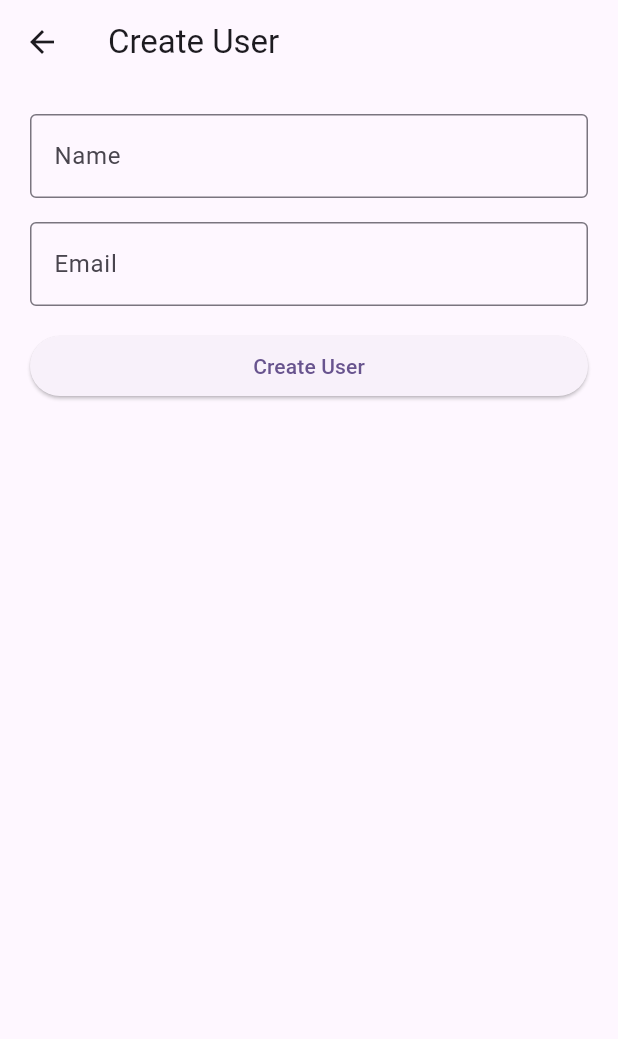
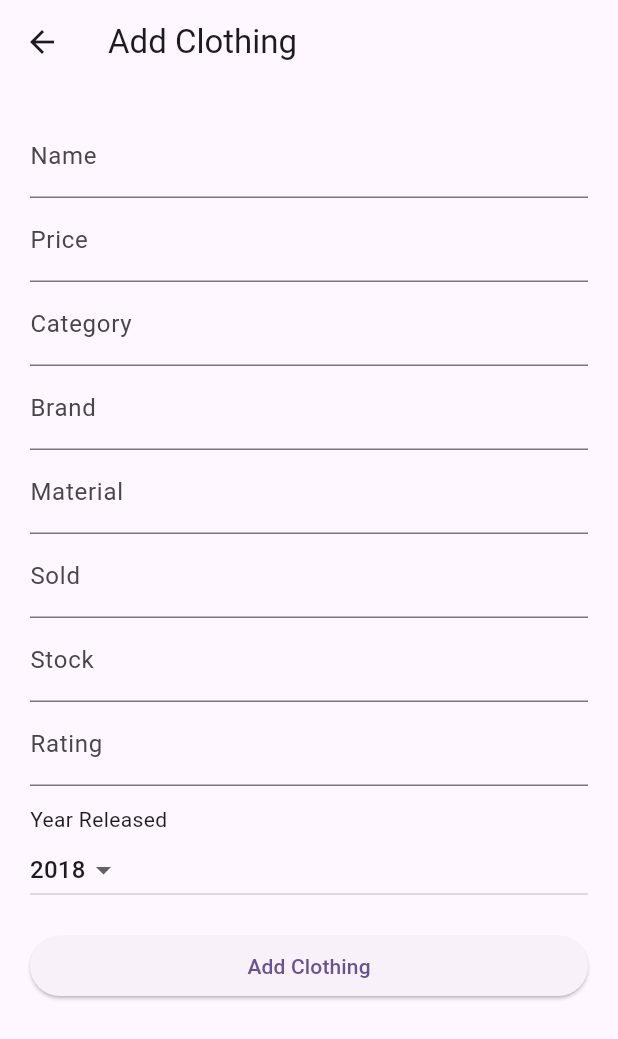
Before and after one commit to TPM-2025/T3-API-Request, a Flutter app: the CreatePage screen opened directly, on a phone screen of 412 x 824 dp. Shown: the top 1039 px of the screen. Run offline on Flutter 3.47's test engine with Material 3 defaults, Android fonts, the phone set to English and light mode, and no system bars; network calls fail.

Commit message:
fix: create

```diff
--- a/lib/pages/create_page.dart
+++ b/lib/pages/create_page.dart
@@ -11,11 +11,7 @@ class CreatePage extends StatefulWidget {
 }
 
 class _CreatePageState extends State<CreatePage> {
-  /*
-    Controller dipake buat mengelola input teks dari TextField.
-    Di sini kita bikin controller buat input name sama email.
-    Buat input gender, hasilnya cukup kita simpan ke dalam string biasa karena kita make radio button
-  */
+  // Controller dipake buat mengelola input teks dari TextField.
   final name = TextEditingController();
   final price = TextEditingController();
   final category = TextEditingController();
@@ -23,42 +19,128 @@ class _CreatePageState extends State<CreatePage> {
   final sold = TextEditingController();
   final rating = TextEditingController();
   final stock = TextEditingController();
-  final yearReleased = TextEditingController();
   final material = TextEditingController();
+  final yearList = [2018, 2019, 2020, 2021, 2022, 2023, 2024, 2025];
+  int yearReleased = 2018;
 
-  // Fungsi untuk membuat user ketika tombol "Create User" diklik
-  Future<void> _createUser(BuildContext context) async {
+  @override
+  Widget build(BuildContext context) {
+    return Scaffold(
+      appBar: AppBar(title: Text("Add Clothing")),
+      body: Padding(
+        padding: const EdgeInsets.all(20),
+        child: ListView(
+          children: [
+            // Buat input nama pakaian
+            TextField(
+              /*
+                Ngasi tau kalau ini input buat name, jadi segala hal yg kita ketikan
+                bakalan disimpan ke dalam variabel "name" yg udah kita bikin di atas
+              */
+              controller: name,
+              decoration: const InputDecoration(
+                labelText: "Name", // <- Ngasi label
+              ),
+            ),
+            _textField(price, "Price"),
+            _textField(category, "Category"),
+            _textField(brand, "Brand"),
+            _textField(material, "Material"),
+            _textField(sold, "Sold"),
+            _textField(stock, "Stock"),
+            _textField(rating, "Rating"),
+            const SizedBox(height: 12),
+            const Text("Year Released"),
+            DropdownButton(
+              value: yearReleased,
+              onChanged: (int? value) {
+                setState(() {
+                  yearReleased = value!;
+                });
+              },
+              items:
+                  yearList.map((int value) {
+                    return DropdownMenuItem(
+                      value: value,
+                      child: Text("$value"),
+                    );
+                  }).toList(),
+            ),
+            const SizedBox(height: 16),
+            // Tombol buat submit data baru
+            ElevatedButton(
+              onPressed: () {
+                // Jalankan fungsi _createClothing() ketika tombol diklik
+                _createClothing(context);
+              },
+              child: const Text("Add Clothing"),
+            ),
+          ],
+        ),
+      ),
+    );
+  }
+
+  Widget _textField(TextEditingController controller, String label) {
+    return TextField(
+      controller: controller,
+      decoration: InputDecoration(
+        labelText: label, // <- Ngasi label
+      ),
+    );
+  }
+
+  // Fungsi untuk menambah data pakaian ketika tombol "Add Clothin" diklik
+  Future<void> _createClothing(BuildContext context) async {
     try {
       /*
-        Karena kita mau membuat user, maka kita juga perlu datanya.
-        Disini kita mengambil data nama, email, & gender yang dah diisi pada form,
-        Terus datanya itu disimpan ke dalam variabel "newUser" dengan tipe data User.
+        Karena kita mau menambahkan data baru, maka kita juga perlu datanya.
+        Disini kita mengambil data-data yang dah diisi pada form,
+        Terus datanya itu disimpan ke dalam variabel "newClothing" dengan tipe data "Clothing".
       */
+      int? priceInt = int.tryParse(price.text.trim());
+      int? soldInt = int.tryParse(sold.text.trim());
+      int? stockInt = int.tryParse(stock.text.trim());
+      double? ratingDouble = double.tryParse(rating.text.trim());
+
+      if (priceInt == null ||
+          soldInt == null ||
+          stockInt == null ||
+          ratingDouble == null) {
+        throw Exception("Input tidak valid.");
+      }
+
       Clothing newClothing = Clothing(
         name: name.text.trim(),
-        price: int.parse(price.text.trim()),
-        // gender: gender,
+        price: priceInt,
+        category: category.text.trim(),
+        brand: brand.text.trim(),
+        material: material.text.trim(),
+        sold: soldInt,
+        stock: stockInt,
+        rating: ratingDouble,
+        yearReleased: yearReleased,
       );
 
       /*
         Lakukan pemanggilan API create, setelah itu
         simpan ke dalam variabel bernama "response"
       */
-      final response = await ClothingService.createUser(newClothing);
+      final response = await ClothingService.addClothing(newClothing);
 
       /*
         Jika response status "Success",
-        maka tampilkan snackbar yg bertuliskan "Berhasil menambah user baru"
+        maka tampilkan snackbar yg bertuliskan "Clothing Added"
       */
       if (response["status"] == "Success") {
-        ScaffoldMessenger.of(context).showSnackBar(
-          SnackBar(content: Text("Berhasil menambah data pakaian baru")),
-        );
+        ScaffoldMessenger.of(
+          context,
+        ).showSnackBar(SnackBar(content: Text("Clothing Added")));
 
         // Pindah ke halaman sebelumnya
         Navigator.pop(context);
 
-        // Untuk merefresh tampilan (menampilkan user baru ke dalam daftar)
+        // Untuk merefresh tampilan (menampilkan data baru ke dalam daftar pada hal. utama)
         Navigator.of(context).pushReplacement(
           MaterialPageRoute(
             builder: (BuildContext context) => const HomePage(),
@@ -70,7 +152,7 @@ class _CreatePageState extends State<CreatePage> {
       }
     } catch (error) {
       /*
-        Jika user gagal menghapus,
+        Jika gagal mengirimkan data,
         maka tampilkan snackbar dengan tulisan "Gagal: error-nya apa"
       */
       ScaffoldMessenger.of(
@@ -78,48 +160,4 @@ class _CreatePageState extends State<CreatePage> {
       ).showSnackBar(SnackBar(content: Text("Gagal: $error")));
     }
   }
-
-  @override
-  Widget build(BuildContext context) {
-    return Scaffold(
-      appBar: AppBar(title: Text("Create User")),
-      body: Padding(
-        padding: const EdgeInsets.all(20),
-        child: ListView(
-          children: [
-            // Buat input nama user
-            TextField(
-              /*
-                Ngasi tau kalau ini input buat name, jadi segala hal yg kita ketikan
-                bakalan disimpan ke dalam variabel "name" yg udah kita bikin di atas
-              */
-              controller: name,
-              decoration: const InputDecoration(
-                labelText: "Name", // <- Ngasi label
-                border: OutlineInputBorder(), // <- Ngasi border di form-nya
-              ),
-            ),
-            const SizedBox(height: 16), // <- Ngasi jarak antar widget
-            // Buat input email user
-            TextField(
-              controller: price,
-              decoration: const InputDecoration(
-                labelText: "Email", // <- Ngasi label
-                border: OutlineInputBorder(), // <- Ngasi border di form-nya
-              ),
-            ),
-            const SizedBox(height: 16), // <- Ngasi jarak antar widget
-            // Tombol buat submit data baru
-            ElevatedButton(
-              onPressed: () {
-                // Jalankan fungsi _createUser() ketika tombol diklik
-                _createUser(context);
-              },
-              child: const Text("Create User"),
-            ),
-          ],
-        ),
-      ),
-    );
-  }
 }
--- a/lib/pages/home_page.dart
+++ b/lib/pages/home_page.dart
@@ -16,12 +16,12 @@ class _HomePageState extends State<HomePage> {
   @override
   Widget build(BuildContext context) {
     return Scaffold(
-      appBar: AppBar(title: Text("Data User")),
-      body: Padding(padding: EdgeInsets.all(20), child: _userContainer()),
+      appBar: AppBar(title: Text("Data Pakaian")),
+      body: Padding(padding: EdgeInsets.all(20), child: _clothesContainer()),
     );
   }
 
-  Widget _userContainer() {
+  Widget _clothesContainer() {
     /*
       FutureBuilder adalah widget yang membantu menangani proses asynchronous
       Proses async adalah proses yang membutuhkan waktu. (ex: mengambil data dari API)
@@ -35,7 +35,7 @@ class _HomePageState extends State<HomePage> {
       Status hasData digunakan untuk mengecek apakah data sudah siap.
     */
     return FutureBuilder(
-      future: ClothingService.getUsers(),
+      future: ClothingService.getClothes(),
       builder: (context, snapshot) {
         // Jika error (gagal memanggil API), maka tampilkan teks error
         if (snapshot.hasError) {
@@ -50,11 +50,11 @@ class _HomePageState extends State<HomePage> {
 
             Untuk memudahkan pengolahan data,
             kita perlu mengonversi data JSON tersebut ke dalam
-            model Dart (UsersModel) untuk memudahkan pengolahan data.
+            model Dart (ClothingModel) untuk memudahkan pengolahan data.
             Setelah itu, hasil konversinya disimpan ke dalam variabel bernama "response".
 
             Baris 2:
-            Setelah dikonversi, tampilkan data tadi di widget bernama "_userlist()"
+            Setelah dikonversi, tampilkan data tadi di widget bernama "_clothingList()"
             dengan mengirimkan data tadi sebagai parameternya.
 
             Kenapa yg dikirim "response.data" bukan "response" aja?
@@ -66,10 +66,8 @@ class _HomePageState extends State<HomePage> {
                 {
                   "id": 1,
                   "name": "rafli",
-                  "email": "rafli@gmail.com",
-                  "gender": "Male",
-                  "createdAt": "2025-04-29T13:17:17.000Z",
-                  "updatedAt": "2025-04-29T13:17:17.000Z"
+                  "price": 12000,
+                  ...
                 },
                 ...
               ]
@@ -77,7 +75,7 @@ class _HomePageState extends State<HomePage> {
 
             Nah, kita itu cuman mau ngambil properti "data" doang,
             kita gamau ngambil properti "status" dan "message",
-            makanya yg kita kirim ke Widget _userlist itu response.data
+            makanya yg kita kirim ke Widget _clothingList itu response.data
           */
           ClothingModel response = ClothingModel.fromJson(snapshot.data!);
           return _clothingList(context, response.data!);
@@ -93,10 +91,10 @@ class _HomePageState extends State<HomePage> {
   Widget _clothingList(BuildContext context, List<Clothing> clothes) {
     return ListView(
       children: [
-        // Tombol create user
+        // Tombol add clothes
         ElevatedButton(
           onPressed: () {
-            // Pindah ke halaman CreateUserPage() (create_user_page.dart)
+            // Pindah ke halaman CreatePage() (create_page.dart)
             Navigator.of(context).push(
               MaterialPageRoute(
                 builder: (BuildContext context) => const CreatePage(),
@@ -107,8 +105,8 @@ class _HomePageState extends State<HomePage> {
         ),
         SizedBox(height: 16),
 
-        // Tampilkan tiap-tiap user dengan melakukan perulangan pada variabel "users".
-        // Simpan data tiap user ke dalam variabel "user" (gapake s)
+        // Tampilkan tiap-tiap data pakaian dengan melakukan perulangan pada variabel "clothes".
+        // Simpan data tiap pakaian ke dalam variabel "clothing"
         for (var clothing in clothes)
           Container(
             margin: EdgeInsets.only(bottom: 14),
@@ -215,23 +213,23 @@ class _HomePageState extends State<HomePage> {
     );
   }
 
-  // Fungsi untuk menghapus user ketika tombol "Delete User" diklik
+  // Fungsi untuk menghapus data pakaian ketika tombol "Remove" diklik
   void _delete(int id) async {
     try {
       /*
         Lakukan pemanggilan API delete, setelah itu
         simpan ke dalam variabel bernama "response"
       */
-      final response = await ClothingService.deleteUser(id);
+      final response = await ClothingService.deleteClothing(id);
 
       /*
         Jika response status "Success",
-        maka tampilkan snackbar yg bertuliskan "User Deleted"
+        maka tampilkan snackbar yg bertuliskan "Clothes Removed"
       */
       if (response["status"] == "Success") {
         ScaffoldMessenger.of(
           context,
-        ).showSnackBar(SnackBar(content: Text("User Deleted")));
+        ).showSnackBar(SnackBar(content: Text("Clothing Removed")));
 
         // Refresh tampilan (Supaya data yg dihapus ilang dari layar)
         setState(() {});
@@ -241,7 +239,7 @@ class _HomePageState extends State<HomePage> {
       }
     } catch (error) {
       /*
-        Jika user gagal menghapus,
+        Jika data gagal dihapus,
         maka tampilkan snackbar dengan tulisan "Gagal: error-nya apa"
       */
       ScaffoldMessenger.of(
--- a/lib/services/clothing_service.dart
+++ b/lib/services/clothing_service.dart
@@ -17,7 +17,7 @@ class ClothingService {
   */
 
   // Method buat mengambil seluruh users
-  static Future<Map<String, dynamic>> getUsers() async {
+  static Future<Map<String, dynamic>> getClothes() async {
     // Mengirim GET request ke url, kemudian disimpan ke dalam variabel "response"
     final response = await http.get(Uri.parse(url));
 
@@ -34,7 +34,7 @@ class ClothingService {
   }
 
   // Method buat menambahkan user baru
-  static Future<Map<String, dynamic>> createUser(Clothing newClothing) async {
+  static Future<Map<String, dynamic>> addClothing(Clothing newClothing) async {
     /*
       Mengirim POST request ke url.
       Ketika kita mengirim POST request, kita membutuhkan request body.
@@ -68,14 +68,14 @@ class ClothingService {
   }
 
   // Method buat mengambil user berdasarkan id
-  static Future<Map<String, dynamic>> getUserById(int id) async {
+  static Future<Map<String, dynamic>> getClothingById(int id) async {
     // Mengirim GET request ke url, kemudian disimpan ke dalam variabel "response"
     final response = await http.get(Uri.parse("$url/$id"));
     return jsonDecode(response.body);
   }
 
   // Method buat mengedit user berdasarkan id
-  static Future<Map<String, dynamic>> updateUser(
+  static Future<Map<String, dynamic>> updateClothing(
     Clothing updatedClothing,
   ) async {
     /*
@@ -116,7 +116,7 @@ class ClothingService {
   }
 
   // Method buat menghapus user berdasarkan id
-  static Future<Map<String, dynamic>> deleteUser(int id) async {
+  static Future<Map<String, dynamic>> deleteClothing(int id) async {
     // Mengirim DELETE request ke url, kemudian disimpan ke dalam variabel "response"
     final response = await http.delete(Uri.parse("$url/$id"));
 
```
